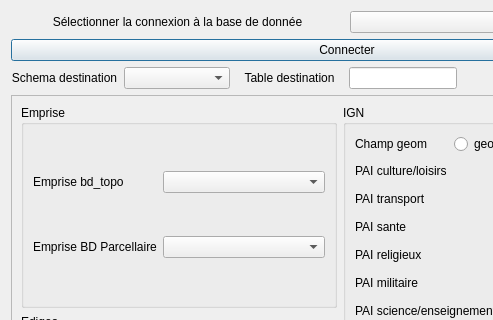
SIRS-CLS/mos-adeupa-ce, file Outil-Socle-MOS/socle_mos/interface_socle.ui: the form before one commit; both pictures show x 0 to 493 and y 0 to 320 of the 694 by 576 pixel window.
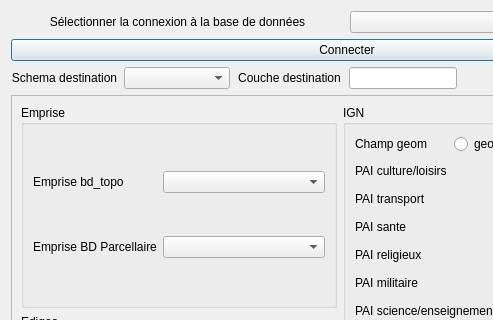
The form after the commit.

```diff
--- a/Outil-Socle-MOS/socle_mos/interface_socle.ui
+++ b/Outil-Socle-MOS/socle_mos/interface_socle.ui
@@ -40,7 +40,7 @@
         <enum>Qt::LeftToRight</enum>
        </property>
        <property name="text">
-        <string>Sélectionner la connexion à la base de donnée</string>
+        <string>Sélectionner la connexion à la base de données</string>
        </property>
        <property name="alignment">
         <set>Qt::AlignCenter</set>
@@ -83,7 +83,7 @@
      <item>
       <widget class="QLabel" name="label_13">
        <property name="text">
-        <string>Table destination</string>
+        <string>Couche destination</string>
        </property>
        <property name="alignment">
         <set>Qt::AlignCenter</set>
```
Left out of the diff: 6 changed lines with no effect on the pictures.
